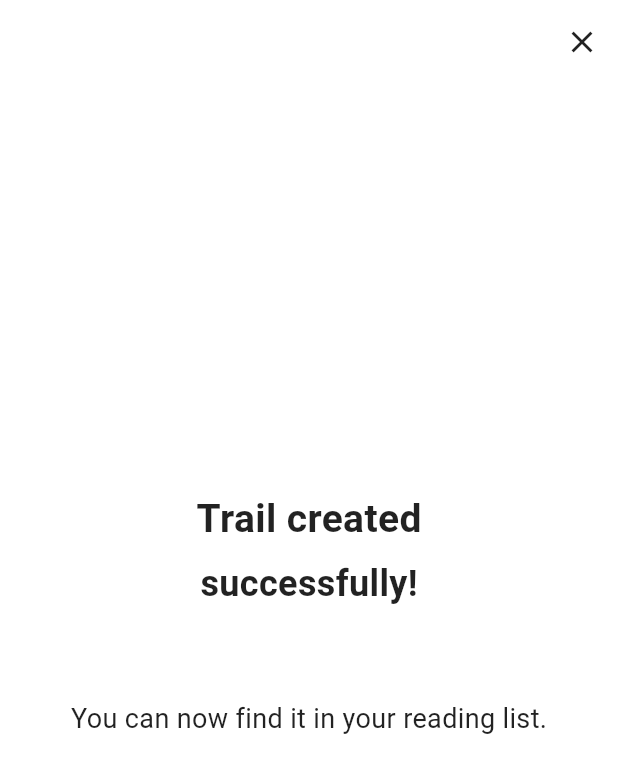
After one commit to PaulaCiocu/BookVerse, a Flutter app: the SuccessPage screen opened directly, on a phone screen of 412 x 824 dp. The commit adds this screen. Shown: the top 773 px of the screen. Run offline on Flutter 3.47's test engine with Material 3 defaults, Android fonts, the phone set to English and light mode, and no system bars; our stand-ins replace flutter_secure_storage; accounts and stored records are empty; network calls fail; Roboto replaces fonts that are missing (Poppins).

Commit message:
Added trails followed + created + fixed error + progress bar

```diff
--- a/Frontend/bookverse/lib/home.dart
+++ b/Frontend/bookverse/lib/home.dart
@@ -42,7 +42,7 @@ class _HomeState extends State<Home> {
                 setState(() {
                   selectedTrailKey = trailKey; // Store the selected book key
                 });
-               },),
+               }, userId: widget.userId,),
               SearchBooks(onBookSelected: (bookKey) {
                 setState(() {
                   selectedBookKey = bookKey; // Store the selected book key
--- a/Frontend/bookverse/lib/tabScreens/exploreTrails.dart
+++ b/Frontend/bookverse/lib/tabScreens/exploreTrails.dart
@@ -4,8 +4,9 @@ import 'package:http/http.dart' as http; // Add http package
 import 'dart:convert'; // For jsonDecode
 
 class ExploreTrails extends StatefulWidget {
+  final String userId;
   final Function(String trailKey) onTrailsSelected;
-  const ExploreTrails({super.key, required this.onTrailsSelected});
+  const ExploreTrails({super.key, required this.onTrailsSelected, required this.userId});
 
   @override
   State<ExploreTrails> createState() => _ExploreTrailsState();
@@ -27,7 +28,7 @@ class _ExploreTrailsState extends State<ExploreTrails> {
     });
 
     try {
-      final response = await http.get(Uri.parse('http://10.0.2.2:8080/trails/except/person/1a84e09a-c439-4308-b174-8b6a76864e0e'));
+      final response = await http.get(Uri.parse('http://10.0.2.2:8080/trails/except/person/${widget.userId}'));
 
       print('Response status: ${response.statusCode}'); // Debugging log
       print('Response body: ${response.body}'); // Log the body of the response
--- a/Frontend/bookverse/lib/tabScreens/trailDetails.dart
+++ b/Frontend/bookverse/lib/tabScreens/trailDetails.dart
@@ -39,7 +39,7 @@ class _TrailDetailsState extends State<TrailDetails> {
   }
 }
  Future<void> addToReadingList() async {
-    final url = 'http://10.0.2.2:8080/reading-trails/add/${widget.userId}/${widget.trailId}/CREATED';
+    final url = 'http://10.0.2.2:8080/reading-trails/add/${widget.userId}/${widget.trailId}/FOLLOWED';
 
     final response = await http.post(
       Uri.parse(url),
--- /dev/null
+++ b/Frontend/bookverse/lib/tabScreens/user_screens/create_trail/SuccessPage.dart
@@ -0,0 +1,57 @@
+import 'package:flutter/material.dart';
+
+class SuccessPage extends StatelessWidget {
+  @override
+  Widget build(BuildContext context) {
+    return Scaffold(
+      appBar: AppBar(
+        automaticallyImplyLeading: false, // Remove the default back button
+        backgroundColor: Colors.white,
+        actions: [
+          IconButton(
+            icon: const Icon(Icons.close, color: Colors.black87),
+            onPressed: () {
+              Navigator.pop(context); // Close the page when pressed
+            },
+          ),
+        ],
+      ),
+      body: const Padding(
+        padding: EdgeInsets.all(16.0),
+        child: Center(
+          child: Column(
+            mainAxisAlignment: MainAxisAlignment.center,
+            crossAxisAlignment: CrossAxisAlignment.center,
+            children: [
+              Text(
+                'Trail created',
+                style: TextStyle(
+                  fontSize: 26,
+                  color: Colors.black87,
+                  fontWeight: FontWeight.bold,
+                ),
+              ),
+              SizedBox(height: 8),
+              Text(
+                'successfully!',
+                style: TextStyle(
+                  fontSize: 24,
+                  color: Colors.black87,
+                  fontWeight: FontWeight.bold,
+                ),
+              ),
+              SizedBox(height: 60),
+              Text(
+                'You can now find it in your reading list.',
+                style: TextStyle(fontSize: 18, color: Colors.black87),
+              ),
+
+              SizedBox(height: 60),
+              // Add any other elements or a button if needed
+            ],
+          ),
+        ),
+      ),
+    );
+  }
+}
--- a/Frontend/bookverse/lib/tabScreens/user_screens/readingScreen.dart
+++ b/Frontend/bookverse/lib/tabScreens/user_screens/readingScreen.dart
@@ -83,7 +83,6 @@ class _ReadingscreenState extends State<Readingscreen> {
                         // Calculate progress percentage
                         final progress = (pagesRead / totalPages).clamp(0.0, 1.0);
                         final progressPercentage = (progress * 100).toStringAsFixed(0); // Convert to percentage string
- // Circular Progress Indicator with percentage
 
                         print('Total Pages for ${bookData['title']}: $totalPages');
 
```
Also changed, not shown: Frontend/bookverse/lib/tabScreens/user_screens/create_trail/createTrailStepOne.dart (+25 -0 lines), Frontend/bookverse/lib/tabScreens/user_screens/trailsSreen.dart (+37 -1 lines), 9 other files.
